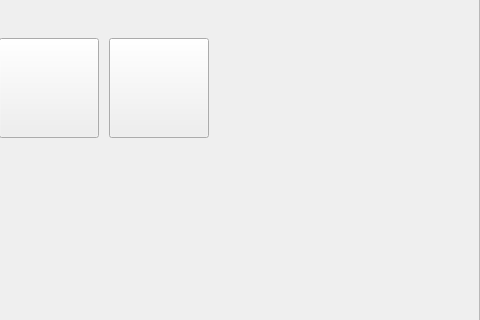
Qt form widget.ui (nanxing23/Smart-desk) before a commit; both pictures show x 320 to 800 and y 0 to 320 of the 800 by 480 pixel window.
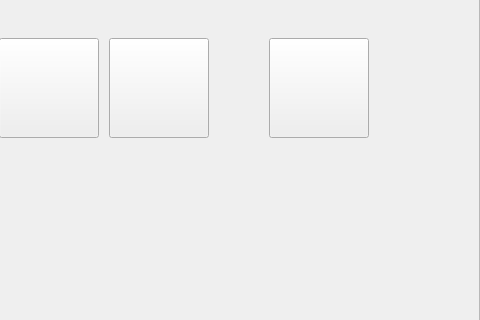
The same form after that commit. Icons and pictures are not drawn.

Patch:
```diff
--- a/widget.ui
+++ b/widget.ui
@@ -315,6 +315,36 @@
      <string/>
     </property>
    </widget>
+   <widget class="QPushButton" name="file">
+    <property name="geometry">
+     <rect>
+      <x>590</x>
+      <y>40</y>
+      <width>100</width>
+      <height>100</height>
+     </rect>
+    </property>
+    <property name="minimumSize">
+     <size>
+      <width>100</width>
+      <height>100</height>
+     </size>
+    </property>
+    <property name="maximumSize">
+     <size>
+      <width>100</width>
+      <height>100</height>
+     </size>
+    </property>
+    <property name="styleSheet">
+     <string notr="true">QPushButton{
+	border-image: url(:/image/file.png);
+}</string>
+    </property>
+    <property name="text">
+     <string/>
+    </property>
+   </widget>
   </widget>
  </widget>
  <resources/>
```
